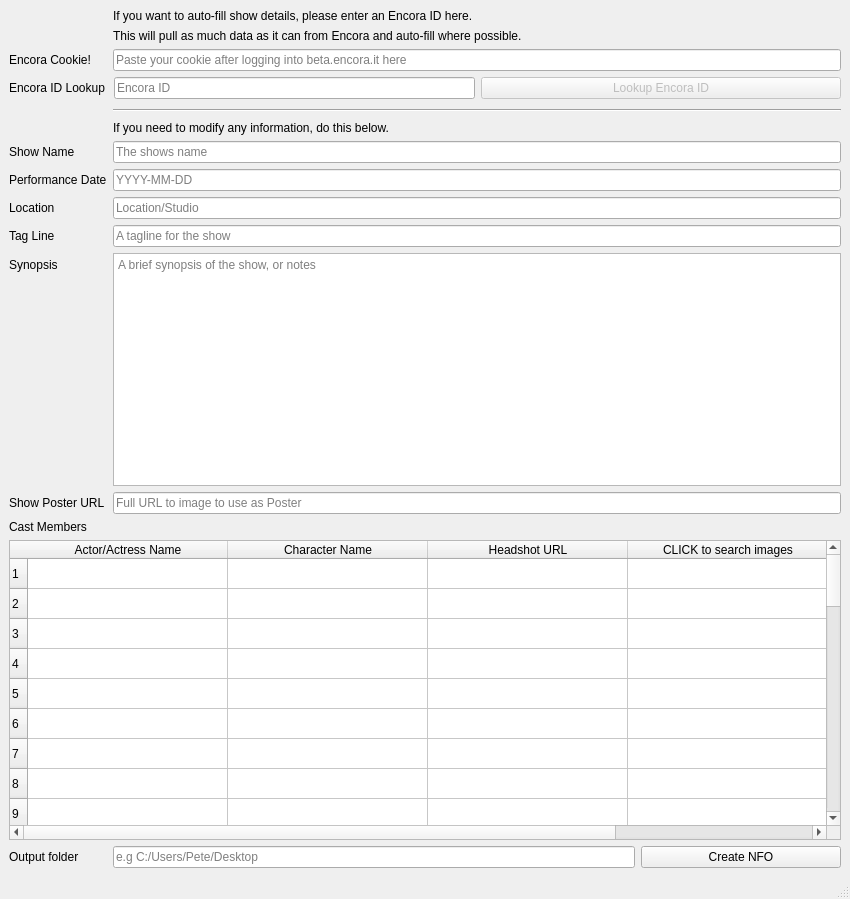
This is mainwindow.ui in pekempy/NFOBuilder as Qt 5 draws it before an edit. The edited form follows.
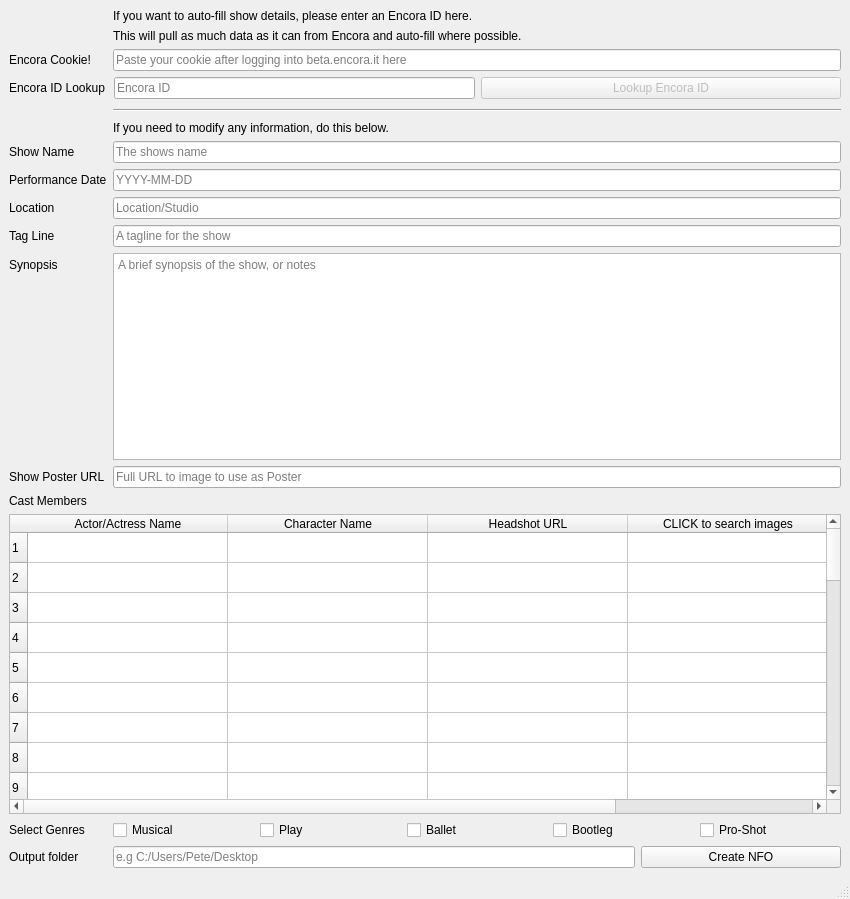
This is the edited form. Icons and pictures are not drawn.

Commit message:
Dynamic genres
Genres selectable from checkboxes

The edit to the form file:
```diff
--- a/mainwindow.ui
+++ b/mainwindow.ui
@@ -1163,6 +1163,55 @@
       </item>
      </layout>
     </item>
+    <item row="16" column="1">
+     <layout class="QHBoxLayout" name="horizontalLayout_2">
+      <property name="topMargin">
+       <number>0</number>
+      </property>
+      <item>
+       <widget class="QCheckBox" name="checkbox_musical">
+        <property name="text">
+         <string>Musical</string>
+        </property>
+       </widget>
+      </item>
+      <item>
+       <widget class="QCheckBox" name="checkbox_play">
+        <property name="text">
+         <string>Play</string>
+        </property>
+       </widget>
+      </item>
+      <item>
+       <widget class="QCheckBox" name="checkbox_ballet">
+        <property name="text">
+         <string>Ballet</string>
+        </property>
+       </widget>
+      </item>
+      <item>
+       <widget class="QCheckBox" name="checkbox_bootleg">
+        <property name="text">
+         <string>Bootleg</string>
+        </property>
+       </widget>
+      </item>
+      <item>
+       <widget class="QCheckBox" name="checkbox_proshot">
+        <property name="text">
+         <string>Pro-Shot</string>
+        </property>
+       </widget>
+      </item>
+     </layout>
+    </item>
+    <item row="16" column="0">
+     <widget class="QLabel" name="label">
+      <property name="text">
+       <string>Select Genres</string>
+      </property>
+     </widget>
+    </item>
    </layout>
   </widget>
   <widget class="QStatusBar" name="statusbar"/>
```
The commit also changes 4 other files.
